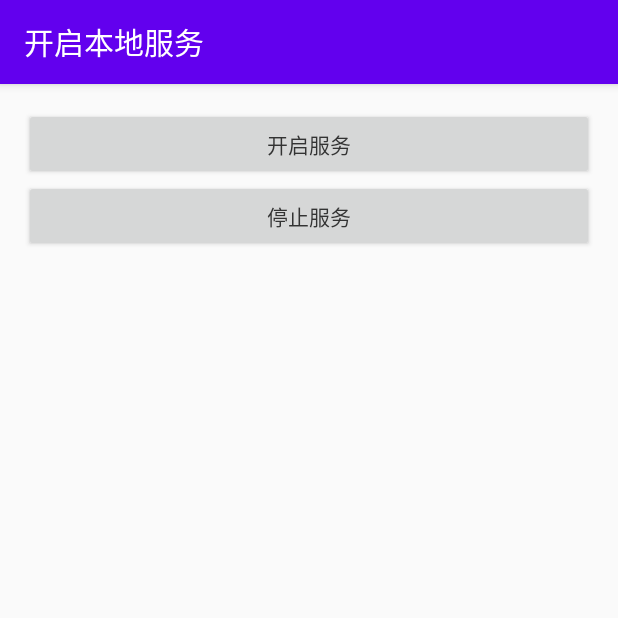
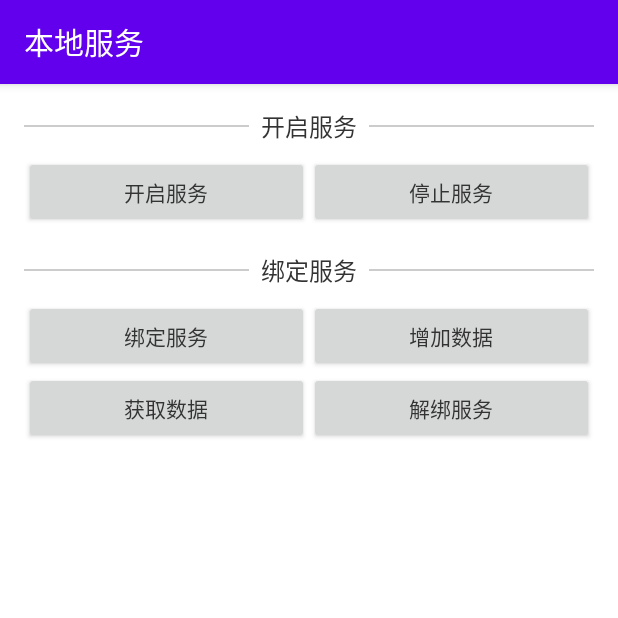
Before and after one commit to itrenjunhua/AndroidService, an Android app: the screen it shows after launch (LocalStartActivity before the commit, LocalServiceActivity after it), after a tap on "本地服务", on a phone screen of 412 x 824 dp, the top half of it. Run offline under Robolectric (Android 15) with nearby library versions, the phone set to English and light mode, and no system bars.

Commit message:
绑定服务实例编写

```diff
--- a/app/src/main/java/com/renj/service/MainActivity.java
+++ b/app/src/main/java/com/renj/service/MainActivity.java
@@ -3,7 +3,7 @@ package com.renj.service;
 
 import android.widget.Button;
 
-import com.renj.service.local.LocalStartActivity;
+import com.renj.service.local.LocalServiceActivity;
 
 public class MainActivity extends BaseActivity {
     private Button btLocalService;
@@ -20,7 +20,7 @@ public class MainActivity extends BaseActivity {
 
     @Override
     protected void initListener() {
-        btLocalService.setOnClickListener(v -> startActivity(LocalStartActivity.class));
+        btLocalService.setOnClickListener(v -> startActivity(LocalServiceActivity.class));
     }
 
     @Override
--- /dev/null
+++ b/app/src/main/java/com/renj/service/local/ILocalBinder.java
@@ -0,0 +1,24 @@
+package com.renj.service.local;
+
+import com.renj.service.bean.BookBean;
+
+import java.util.List;
+
+/**
+ * ======================================================================
+ * <p>
+ * 作者：Renj
+ * <p>
+ * 创建时间：2020-09-28   10:01
+ * <p>
+ * 描述：本地绑定服务方法定义
+ * <p>
+ * 修订历史：
+ * <p>
+ * ======================================================================
+ */
+public interface ILocalBinder {
+    void addBook(BookBean bookBean);
+
+    List<BookBean> getBookList();
+}
--- /dev/null
+++ b/app/src/main/java/com/renj/service/local/LocalServiceActivity.java
@@ -0,0 +1,139 @@
+package com.renj.service.local;
+
+import android.app.Service;
+import android.content.ComponentName;
+import android.content.Intent;
+import android.content.ServiceConnection;
+import android.os.IBinder;
+import android.widget.Button;
+
+import com.renj.service.BaseActivity;
+import com.renj.service.R;
+import com.renj.service.bean.BookBean;
+import com.renj.service.utils.ListUtils;
+import com.renj.service.utils.Logger;
+import com.renj.service.utils.ToastUtils;
+
+import java.util.List;
+import java.util.Random;
+
+/**
+ * ======================================================================
+ * <p>
+ * 作者：Renj
+ * <p>
+ * 创建时间：2020-09-27   17:54
+ * <p>
+ * 描述：本地服务
+ * <p>
+ * 修订历史：
+ * <p>
+ * ======================================================================
+ */
+public class LocalServiceActivity extends BaseActivity {
+    private Button btStartService;
+    private Button btStopService;
+
+    private Button btBindService;
+    private Button btAddBook;
+    private Button btGetBook;
+    private Button btUnBindService;
+
+    private Random random = new Random();
+
+    // 绑定服务连接对象
+    private ILocalBinder iLocalBinder;
+    private ServiceConnection bindConnection = new ServiceConnection() {
+        @Override
+        public void onServiceConnected(ComponentName name, IBinder service) {
+            Logger.i("LocalBinderService onServiceConnected()");
+            iLocalBinder = (ILocalBinder) service;
+        }
+
+        @Override
+        public void onServiceDisconnected(ComponentName name) {
+            Logger.i("LocalBinderService onServiceDisconnected()");
+            iLocalBinder = null;
+        }
+    };
+
+    @Override
+    protected int getLayoutId() {
+        return R.layout.local_start_activity;
+    }
+
+    @Override
+    protected void initView() {
+        btStartService = findViewById(R.id.bt_local_start);
+        btStopService = findViewById(R.id.bt_local_stop);
+
+        btBindService = findViewById(R.id.bt_local_bind);
+        btAddBook = findViewById(R.id.bt_add_book);
+        btGetBook = findViewById(R.id.bt_get_book);
+        btUnBindService = findViewById(R.id.bt_local_unbind);
+    }
+
+    @Override
+    protected void initListener() {
+        // --------------------- 开启服务  --------------------- //
+        // 开启服务
+        btStartService.setOnClickListener(v -> {
+            Intent intent = new Intent(this, LocalStartService.class);
+            startService(intent);
+        });
+
+        // 停止服务
+        btStopService.setOnClickListener(v -> {
+            Intent intent = new Intent(this, LocalStartService.class);
+            stopService(intent);
+        });
+
+        // --------------------- 绑定服务  --------------------- //
+        // 绑定服务
+        btBindService.setOnClickListener(v -> {
+            Intent intent = new Intent(this, LocalBinderService.class);
+            bindService(intent, bindConnection, Service.BIND_AUTO_CREATE);
+        });
+
+        // 增加数据
+        btAddBook.setOnClickListener(v -> {
+            if (iLocalBinder == null) {
+                ToastUtils.showToast("请先绑定服务");
+                return;
+            }
+
+            int nextInt = random.nextInt();
+            iLocalBinder.addBook(new BookBean("书名-" + nextInt, "作者-" + nextInt,
+                    (random.nextInt(10000) + 10000) / 100d));
+        });
+
+        // 获取数据
+        btGetBook.setOnClickListener(v -> {
+            if (iLocalBinder == null) {
+                ToastUtils.showToast("请先绑定服务");
+                return;
+            }
+
+            List<BookBean> bookList = iLocalBinder.getBookList();
+            if (ListUtils.notEmpty(bookList)) {
+                ToastUtils.showToast("书本总数: " + bookList.size());
+                for (BookBean bookBean : bookList) {
+                    Logger.i("BookList => " + bookBean);
+                }
+            } else {
+                ToastUtils.showToast("没有数据");
+            }
+        });
+
+        // 解绑服务
+        btUnBindService.setOnClickListener(v -> {
+            unbindService(bindConnection);
+            iLocalBinder = null;
+        });
+    }
+
+    @Override
+    protected void initPageData() {
+
+    }
+}
--- a/app/src/main/java/com/renj/service/local/LocalStartActivity.java
+++ /dev/null
@@ -1,56 +0,0 @@
-package com.renj.service.local;
-
-import android.content.Intent;
-import android.widget.Button;
-
-import com.renj.service.BaseActivity;
-import com.renj.service.R;
-
-/**
- * ======================================================================
- * <p>
- * 作者：Renj
- * <p>
- * 创建时间：2020-09-27   17:54
- * <p>
- * 描述：开启本地服务
- * <p>
- * 修订历史：
- * <p>
- * ======================================================================
- */
-public class LocalStartActivity extends BaseActivity {
-    private Button btStartService;
-    private Button btStopService;
-
-    @Override
-    protected int getLayoutId() {
-        return R.layout.local_start_activity;
-    }
-
-    @Override
-    protected void initView() {
-        btStartService = findViewById(R.id.bt_local_start);
-        btStopService = findViewById(R.id.bt_local_stop);
-    }
-
-    @Override
-    protected void initListener() {
-        // 开启服务
-        btStartService.setOnClickListener(v -> {
-            Intent intent = new Intent(this, LocalStartService.class);
-            startService(intent);
-        });
-
-        // 停止服务
-        btStopService.setOnClickListener(v -> {
-            Intent intent = new Intent(this, LocalStartService.class);
-            stopService(intent);
-        });
-    }
-
-    @Override
-    protected void initPageData() {
-
-    }
-}
--- a/app/src/main/java/com/renj/service/ToastUtils.java
+++ b/app/src/main/java/com/renj/service/utils/ToastUtils.java
@@ -1,6 +1,8 @@
-package com.renj.service;
+package com.renj.service.utils;
 
 import android.widget.Toast;
+
+import com.renj.service.MyApplication;
 
 /**
  * Created by xsw on 2016/10/25.
--- a/app/src/main/res/layout/local_start_activity.xml
+++ b/app/src/main/res/layout/local_start_activity.xml
@@ -1,22 +1,145 @@
 <?xml version="1.0" encoding="utf-8"?>
-<LinearLayout xmlns:android="http://schemas.android.com/apk/res/android"
+<ScrollView xmlns:android="http://schemas.android.com/apk/res/android"
+    android:layout_width="match_parent"
+    android:layout_height="match_parent"
+    android:background="@color/colorWhite">
+
+    <LinearLayout
         android:layout_width="match_parent"
         android:layout_height="match_parent"
         android:orientation="vertical"
         android:padding="16dp">
 
+        <LinearLayout
+            android:layout_width="match_parent"
+            android:layout_height="wrap_content"
+            android:layout_marginBottom="8dp"
+            android:gravity="center_vertical"
+            android:orientation="horizontal">
+
+            <View
+                android:layout_width="0dp"
+                android:layout_height="1dp"
+                android:layout_weight="1"
+                android:background="@color/colorGrey" />
+
+            <TextView
+                android:layout_width="wrap_content"
+                android:layout_height="wrap_content"
+                android:layout_marginStart="8dp"
+                android:layout_marginEnd="8dp"
+                android:text="开启服务"
+                android:textColor="@color/colorText"
+                android:textSize="16sp" />
+
+            <View
+                android:layout_width="0dp"
+                android:layout_height="1dp"
+                android:layout_weight="1"
+                android:background="@color/colorGrey" />
+
+        </LinearLayout>
+
+        <LinearLayout
+            android:layout_width="match_parent"
+            android:layout_height="wrap_content"
+            android:orientation="horizontal">
+
             <Button
                 android:id="@+id/bt_local_start"
-        android:layout_width="match_parent"
+                android:layout_width="0dp"
                 android:layout_height="wrap_content"
+                android:layout_weight="1"
                 android:text="开启服务"
                 android:textColor="@color/colorText" />
 
             <Button
                 android:id="@+id/bt_local_stop"
-        android:layout_width="match_parent"
+                android:layout_width="0dp"
                 android:layout_height="wrap_content"
+                android:layout_weight="1"
                 android:text="停止服务"
                 android:textColor="@color/colorText" />
 
         </LinearLayout>
+
+        <LinearLayout
+            android:layout_width="match_parent"
+            android:layout_height="wrap_content"
+            android:layout_marginTop="16dp"
+            android:layout_marginBottom="8dp"
+            android:gravity="center_vertical"
+            android:orientation="horizontal">
+
+            <View
+                android:layout_width="0dp"
+                android:layout_height="1dp"
+                android:layout_weight="1"
+                android:background="@color/colorGrey" />
+
+            <TextView
+                android:layout_width="wrap_content"
+                android:layout_height="wrap_content"
+                android:layout_marginStart="8dp"
+                android:layout_marginEnd="8dp"
+                android:text="绑定服务"
+                android:textColor="@color/colorText"
+                android:textSize="16sp" />
+
+            <View
+                android:layout_width="0dp"
+                android:layout_height="1dp"
+                android:layout_weight="1"
+                android:background="@color/colorGrey" />
+
+        </LinearLayout>
+
+        <LinearLayout
+            android:layout_width="match_parent"
+            android:layout_height="wrap_content"
+            android:orientation="horizontal">
+
+            <Button
+                android:id="@+id/bt_local_bind"
+                android:layout_width="0dp"
+                android:layout_height="wrap_content"
+                android:layout_weight="1"
+                android:text="绑定服务"
+                android:textColor="@color/colorText" />
+
+            <Button
+                android:id="@+id/bt_add_book"
+                android:layout_width="0dp"
+                android:layout_height="wrap_content"
+                android:layout_weight="1"
+                android:text="增加数据"
+                android:textColor="@color/colorText" />
+
+        </LinearLayout>
+
+        <LinearLayout
+            android:layout_width="match_parent"
+            android:layout_height="wrap_content"
+            android:orientation="horizontal">
+
+            <Button
+                android:id="@+id/bt_get_book"
+                android:layout_width="0dp"
+                android:layout_height="wrap_content"
+                android:layout_weight="1"
+                android:text="获取数据"
+                android:textColor="@color/colorText" />
+
+            <Button
+                android:id="@+id/bt_local_unbind"
+                android:layout_width="0dp"
+                android:layout_height="wrap_content"
+                android:layout_weight="1"
+                android:text="解绑服务"
+                android:textColor="@color/colorText" />
+
+        </LinearLayout>
+
+    </LinearLayout>
+
+</ScrollView>
--- a/app/src/main/res/values/colors.xml
+++ b/app/src/main/res/values/colors.xml
@@ -3,5 +3,7 @@
     <color name="colorPrimary">#6200EE</color>
     <color name="colorPrimaryDark">#3700B3</color>
     <color name="colorAccent">#03DAC5</color>
+    <color name="colorWhite">#FFFFFF</color>
     <color name="colorText">#333333</color>
+    <color name="colorGrey">#CCCCCC</color>
 </resources>
```
Also changed, not shown: app/src/main/AndroidManifest.xml (+8 -4 lines), app/src/main/java/com/renj/service/bean/BookBean.java (added, +71 -0 lines), app/src/main/java/com/renj/service/local/LocalBinderService.java (added, +94 -0 lines), app/src/main/java/com/renj/service/local/LocalStartService.java (+4 -3 lines), app/src/main/java/com/renj/service/utils/ListUtils.java (added, +26 -0 lines). Lines whose indentation alone changed are shown as unchanged.
